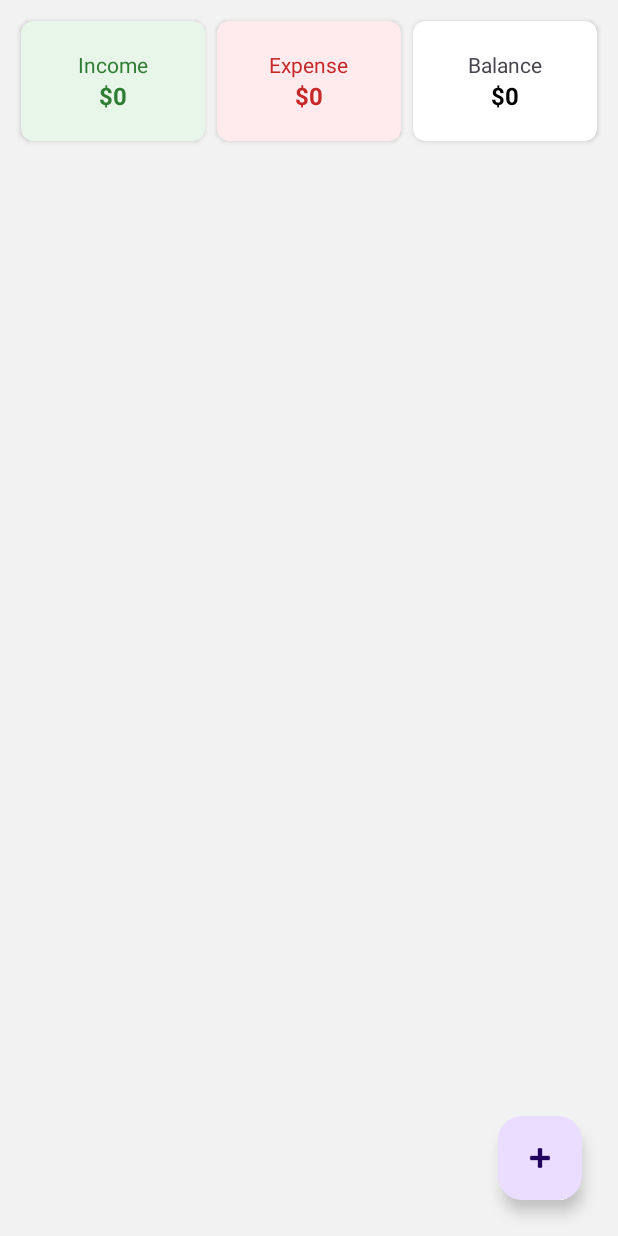
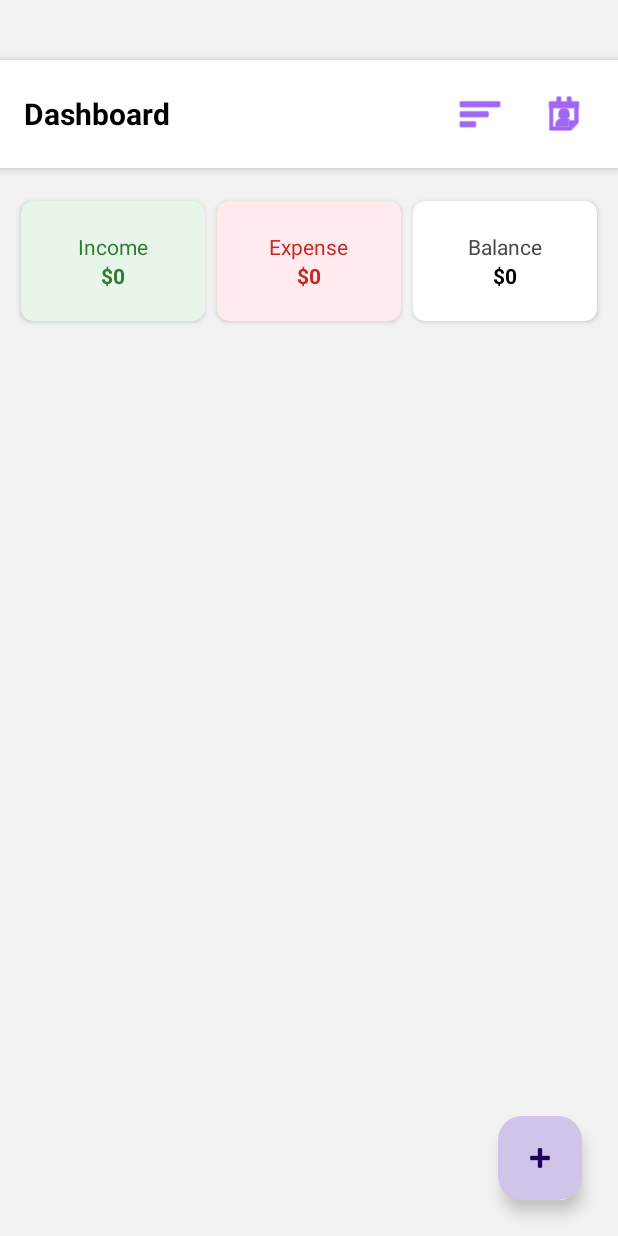
Before and after one commit to AnChuTuan/Expense_Tracker_ITCI, an Android app: the HomeFragment screen opened through its navigation route, on a phone screen of 412 x 824 dp. Run offline under Robolectric (Android 15) with nearby library versions, the phone set to English and light mode, and no system bars.

Commit message:
re-adjusting home layout added analytics chart function added bills reminders function

```diff
--- a/app/build.gradle.kts
+++ b/app/build.gradle.kts
@@ -68,6 +68,9 @@ dependencies {
     // WorkManager (Background Task)
     implementation("androidx.work:work-runtime-ktx:2.8.1")
 
+    // Chart
+    implementation("com.github.PhilJay:MPAndroidChart:v3.1.0")
+
     testImplementation(libs.junit)
     androidTestImplementation(libs.androidx.junit)
     androidTestImplementation(libs.androidx.espresso.core)
--- a/app/src/main/java/com/example/expensetracker/data/api/ApiService.kt
+++ b/app/src/main/java/com/example/expensetracker/data/api/ApiService.kt
@@ -32,4 +32,16 @@ interface ApiService {
         @Field("date") d: String,
         @Field("type") type: String
     ): Response<BaseResponse>
+
+    @GET("get_bills.php")
+    suspend fun getBills(@Query("user_id") uid: Int): Response<BillResponse>
+
+    @FormUrlEncoded
+    @POST("add_bill.php")
+    suspend fun addBill(
+        @Field("user_id") uid: Int,
+        @Field("title") t: String,
+        @Field("amount") a: Double,
+        @Field("due_date") d: String
+    ): Response<BaseResponse>
 }
--- a/app/src/main/res/layout/fragment_home.xml
+++ b/app/src/main/res/layout/fragment_home.xml
@@ -2,11 +2,59 @@
 <androidx.constraintlayout.widget.ConstraintLayout
     xmlns:android="http://schemas.android.com/apk/res/android"
     xmlns:app="http://schemas.android.com/apk/res-auto"
+    xmlns:tools="http://schemas.android.com/tools"
     android:layout_width="match_parent"
     android:layout_height="match_parent"
     android:background="#F2F2F2">
 
-    <!-- 1. KHỐI THỐNG KÊ (Dashboard) -->
+    <!-- 1. HEADER (MỚI THÊM): Chứa Tiêu đề và 2 Nút điều hướng -->
+
+    <!-- 2. KHỐI THỐNG KÊ (Đã sửa constraint để nằm dưới Header) -->
+
+    <LinearLayout
+        android:id="@+id/headerRow"
+        android:layout_width="match_parent"
+        android:layout_height="wrap_content"
+        android:layout_marginTop="40dp"
+        android:background="@color/white"
+        android:elevation="4dp"
+        android:gravity="center_vertical"
+        android:orientation="horizontal"
+        android:padding="16dp"
+        app:layout_constraintTop_toTopOf="parent"
+        tools:layout_editor_absoluteX="0dp">
+
+        <TextView
+            android:layout_width="0dp"
+            android:layout_height="wrap_content"
+            android:layout_weight="1"
+            android:text="@string/dashboard"
+            android:textColor="@color/black"
+            android:textSize="20sp"
+            android:textStyle="bold" />
+
+        <!-- Nút Analytics -->
+        <ImageButton
+            android:id="@+id/btnChart"
+            android:layout_width="40dp"
+            android:layout_height="40dp"
+            android:background="?attr/selectableItemBackgroundBorderless"
+            android:contentDescription="@string/analytics"
+            android:src="@android:drawable/ic_menu_sort_by_size"
+            app:tint="#6200EE" />
+
+        <!-- Nút Bills -->
+        <ImageButton
+            android:id="@+id/btnBills"
+            android:layout_width="40dp"
+            android:layout_height="40dp"
+            android:layout_marginStart="16dp"
+            android:background="?attr/selectableItemBackgroundBorderless"
+            android:contentDescription="@string/bills"
+            android:src="@android:drawable/ic_menu_my_calendar"
+            app:tint="#6200EE" />
+    </LinearLayout>
+
     <LinearLayout
         android:id="@+id/layoutStats"
         android:layout_width="match_parent"
@@ -14,9 +62,10 @@
         android:orientation="horizontal"
         android:padding="10dp"
         android:weightSum="3"
-        app:layout_constraintTop_toTopOf="parent">
+        android:layout_marginTop="8dp"
+        app:layout_constraintTop_toBottomOf="@id/headerRow">
 
-        <!-- Ô Thu (Income) -->
+        <!-- Card Income -->
         <androidx.cardview.widget.CardView
             android:layout_width="0dp"
             android:layout_height="80dp"
@@ -34,7 +83,6 @@
                     android:layout_height="wrap_content"
                     android:text="@string/income"
                     android:textColor="#2E7D32"/>
-                <!-- ID QUAN TRỌNG: tvTotalIncome -->
                 <TextView
                     android:id="@+id/tvTotalIncome"
                     android:layout_width="wrap_content"
@@ -42,11 +90,11 @@
                     android:text="@string/initial_amount"
                     android:textStyle="bold"
                     android:textColor="#2E7D32"
-                    android:textSize="16sp"/>
+                    android:textSize="14sp"/>
             </LinearLayout>
         </androidx.cardview.widget.CardView>
 
-        <!-- Ô Chi (Expense) -->
+        <!-- Card Expense -->
         <androidx.cardview.widget.CardView
             android:layout_width="0dp"
             android:layout_height="80dp"
@@ -64,7 +112,6 @@
                     android:layout_height="wrap_content"
                     android:text="@string/expense"
                     android:textColor="#C62828"/>
-                <!-- ID QUAN TRỌNG: tvTotalExpense -->
                 <TextView
                     android:id="@+id/tvTotalExpense"
                     android:layout_width="wrap_content"
@@ -72,11 +119,11 @@
                     android:text="@string/initial_amount"
                     android:textStyle="bold"
                     android:textColor="#C62828"
-                    android:textSize="16sp"/>
+                    android:textSize="14sp"/>
             </LinearLayout>
         </androidx.cardview.widget.CardView>
 
-        <!-- Ô Số dư (Balance) -->
+        <!-- Card Balance -->
         <androidx.cardview.widget.CardView
             android:layout_width="0dp"
             android:layout_height="80dp"
@@ -92,7 +139,6 @@
                     android:layout_width="wrap_content"
                     android:layout_height="wrap_content"
                     android:text="@string/balance" />
-                <!-- ID QUAN TRỌNG: tvTotalBalance -->
                 <TextView
                     android:id="@+id/tvTotalBalance"
                     android:layout_width="wrap_content"
@@ -100,28 +146,30 @@
                     android:text="@string/initial_amount"
                     android:textStyle="bold"
                     android:textColor="@color/black"
-                    android:textSize="16sp"/>
+                    android:textSize="14sp"/>
             </LinearLayout>
         </androidx.cardview.widget.CardView>
     </LinearLayout>
 
-    <!-- 2. DANH SÁCH -->
+    <!-- 3. DANH SÁCH GIAO DỊCH -->
     <androidx.recyclerview.widget.RecyclerView
         android:id="@+id/rvExpenses"
         android:layout_width="match_parent"
         android:layout_height="0dp"
         android:padding="8dp"
+        android:clipToPadding="false"
         app:layout_constraintTop_toBottomOf="@id/layoutStats"
         app:layout_constraintBottom_toBottomOf="parent"/>
 
-    <!-- 3. NÚT ADD -->
+    <!-- 4. NÚT ADD (FAB) -->
     <com.google.android.material.floatingactionbutton.FloatingActionButton
         android:id="@+id/fabAdd"
         android:layout_width="wrap_content"
         android:layout_height="wrap_content"
         android:src="@android:drawable/ic_input_add"
         android:layout_margin="24dp"
-        android:contentDescription="@string/add"
+        android:backgroundTint="#D1C4E9"
+        android:contentDescription="@string/add_transaction"
         app:layout_constraintBottom_toBottomOf="parent"
         app:layout_constraintEnd_toEndOf="parent"/>
 
--- a/app/src/main/res/navigation/nav_graph.xml
+++ b/app/src/main/res/navigation/nav_graph.xml
@@ -44,4 +44,45 @@
         android:id="@+id/addExpenseFragment"
         android:name="com.example.expensetracker.ui.add_expense.AddExpenseFragment"
         android:label="Add Expense" />
+    <!-- Mở file nav_graph.xml và thêm các khối này vào -->
+
+    <!-- Màn hình danh sách Bill -->
+    <fragment
+        android:id="@+id/billsFragment"
+        android:name="com.example.expensetracker.ui.bills.BillsFragment"
+        android:label="Bills">
+        <action
+            android:id="@+id/action_bills_to_addBill"
+            app:destination="@id/addBillFragment" />
+    </fragment>
+
+    <!-- Màn hình thêm Bill -->
+    <fragment
+        android:id="@+id/addBillFragment"
+        android:name="com.example.expensetracker.ui.bills.AddBillFragment"
+        android:label="Add Bill" />
+
+    <!-- Màn hình thống kê (Nếu bạn đã làm phần Analytics) -->
+    <fragment
+        android:id="@+id/statsFragment"
+        android:name="com.example.expensetracker.ui.stats.StatsFragment"
+        android:label="Stats" />
+
+    <!-- Cập nhật HomeFragment để thêm mũi tên trỏ tới 2 màn hình mới -->
+    <fragment
+        android:id="@+id/homeFragment"
+        android:name="com.example.expensetracker.ui.home.HomeFragment"
+        android:label="Home">
+        <action
+            android:id="@+id/action_home_to_add"
+            app:destination="@id/addExpenseFragment" />
+
+        <!-- THÊM 2 DÒNG NÀY -->
+        <action
+            android:id="@+id/action_home_to_bills"
+            app:destination="@id/billsFragment" />
+        <action
+            android:id="@+id/action_home_to_stats"
+            app:destination="@id/statsFragment" />
+    </fragment>
 </navigation>
--- a/app/src/main/res/values/strings.xml
+++ b/app/src/main/res/values/strings.xml
@@ -5,4 +5,12 @@
     <string name="expense">Expense</string>
     <string name="balance">Balance</string>
     <string name="add">Add</string>
+    <string name="dashboard">Dashboard</string>
+    <string name="analytics">Analytics</string>
+    <string name="bills">Bills</string>
+    <string name="add_transaction">Add transaction</string>
+    <string name="bill_title_placeholder">Tiền điện</string>
+    <string name="unpaid">UNPAID</string>
+    <string name="due_date_placeholder">Hạn: 2023-12-30</string>
+    <string name="amount_placeholder">$50.00</string>
 </resources>
--- a/settings.gradle.kts
+++ b/settings.gradle.kts
@@ -16,6 +16,7 @@ dependencyResolutionManagement {
     repositories {
         google()
         mavenCentral()
+        maven { url = uri("https://jitpack.io") }
     }
 }
 
```
Also changed, not shown: app/src/main/java/com/example/expensetracker/data/model/Models.kt (+10 -0 lines), app/src/main/java/com/example/expensetracker/ui/bills/AddBillFragment.kt (added, +42 -0 lines), app/src/main/java/com/example/expensetracker/ui/bills/AddBillViewModel.kt (added, +23 -0 lines), app/src/main/java/com/example/expensetracker/ui/bills/BillAdapter.kt (added, +33 -0 lines), app/src/main/java/com/example/expensetracker/ui/bills/BillsFragment.kt (added, +37 -0 lines), app/src/main/java/com/example/expensetracker/ui/bills/BillsViewModel.kt (added, +25 -0 lines), app/src/main/java/com/example/expensetracker/ui/home/HomeFragment.kt (+16 -0 lines), app/src/main/java/com/example/expensetracker/ui/stats/StatsFragment.kt (added, +67 -0 lines), app/src/main/res/layout/fragment_add_bill.xml (added, +70 -0 lines), app/src/main/res/layout/fragment_bills.xml (added, +39 -0 lines), app/src/main/res/layout/fragment_stats.xml (added, +29 -0 lines), app/src/main/res/layout/item_bill.xml (added, +65 -0 lines).
